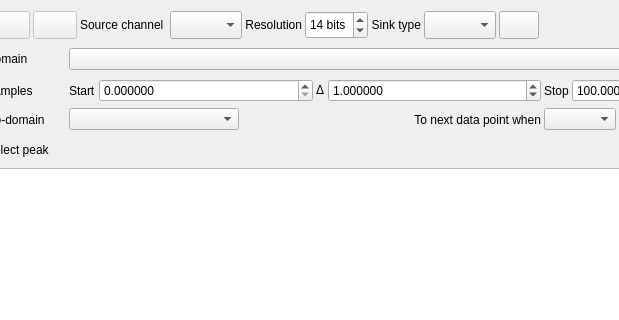
Before: the Qt Designer form gui/form_optimization.ui in usnistgov/qpx-gamma, drawn with Qt 5; both pictures show x 670 to 1289 and y 0 to 320 of the 1467 by 721 pixel window.
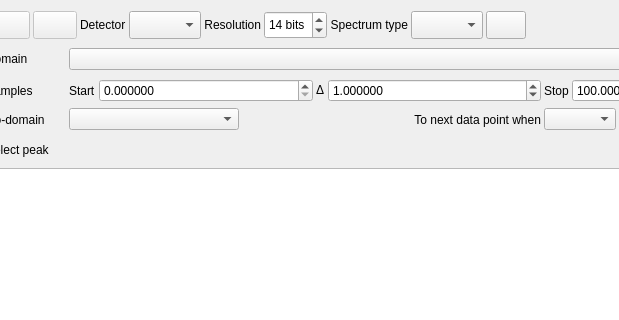
After: the same form once the commit is applied. Icons and pictures are not drawn. Custom widgets are drawn as their Qt base class.

What changed in the file:
```diff
--- a/gui/form_optimization.ui
+++ b/gui/form_optimization.ui
@@ -131,7 +131,7 @@
             </sizepolicy>
            </property>
            <property name="text">
-            <string>Source channel </string>
+            <string>Detector</string>
            </property>
           </widget>
          </item>
@@ -216,7 +216,7 @@
             </sizepolicy>
            </property>
            <property name="text">
-            <string>Sink type</string>
+            <string>Spectrum type</string>
            </property>
            <property name="alignment">
             <set>Qt::AlignRight|Qt::AlignTrailing|Qt::AlignVCenter</set>
```
Left out of the diff: 10 changed lines with no effect on the pictures.
